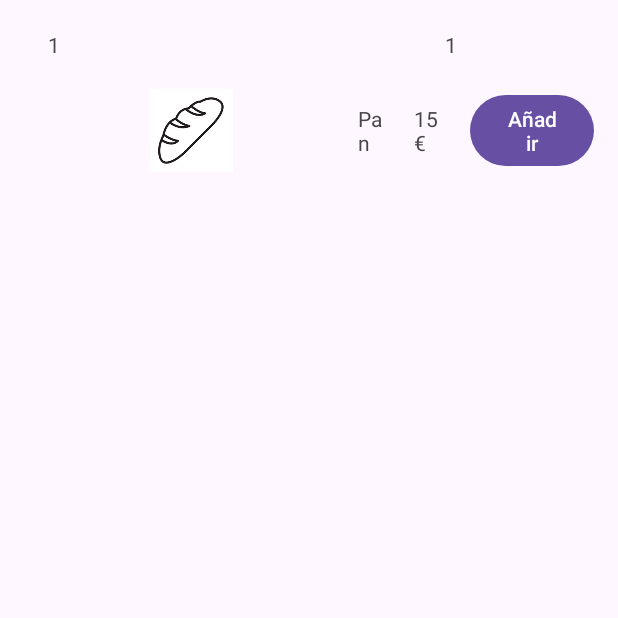
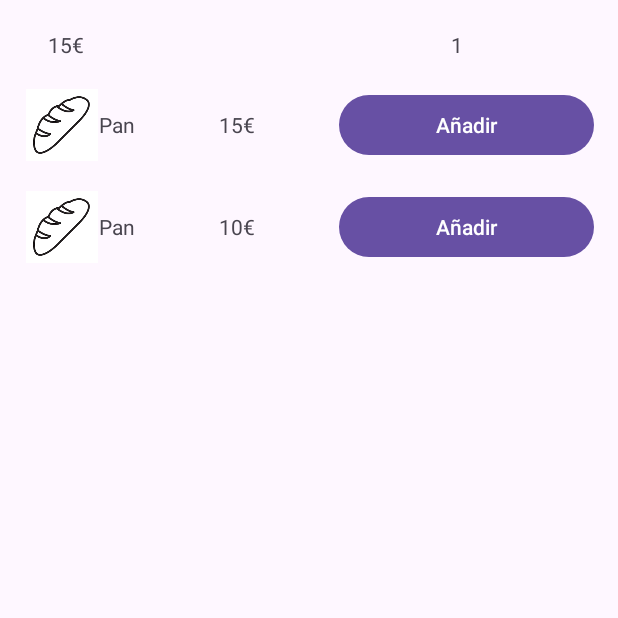
Before and after one commit to alvarohv2021/AppTienda, an Android app: the screen it shows after launch (MainActivity), after a tap on "Añadir", on a phone screen of 412 x 824 dp, the top half of it. Run offline under Robolectric (Android 15) with nearby library versions, the phone set to English and light mode, and no system bars.

Commit message:
App tienda completada

```diff
--- a/app/src/main/java/com/example/apptienda/MainActivity.java
+++ b/app/src/main/java/com/example/apptienda/MainActivity.java
@@ -4,6 +4,7 @@ import androidx.appcompat.app.AppCompatActivity;
 
 import android.os.Bundle;
 import android.view.View;
+import android.view.ViewGroup;
 import android.widget.TextView;
 
 public class MainActivity extends AppCompatActivity {
@@ -15,15 +16,25 @@ public class MainActivity extends AppCompatActivity {
     }
 
     public void añadir(View view) {
-
         TextView viewTotalPrecio = findViewById(R.id.precioTotal);
         TextView viewCantidadTotal = findViewById(R.id.cantidadTotal);
 
-        int totalPrecio = Integer.parseInt(viewTotalPrecio.getText().toString());
+        // Obtener el precio actual del TextView asociado al botón
+        String precioActual = ((TextView) ((ViewGroup) view.getParent()).getChildAt(2)).getText().toString();
+
+        // Eliminar el símbolo de euro (€) y convertir el precio a un número
+        int precioProducto = Integer.parseInt(precioActual.replace("€", ""));
+
+        // Actualizar el total del precio y la cantidad
+        String totalPrecio = viewTotalPrecio.getText().toString();
+        int precioTotalProductos = Integer.parseInt(totalPrecio.replace("€", ""));
         int cantidadTotal = Integer.parseInt(viewCantidadTotal.getText().toString());
 
-        viewTotalPrecio.setText(totalPrecio+1+"");
-        viewCantidadTotal.setText(cantidadTotal+1+"");
+        // Actualizar el total del precio y la cantidad
+        viewTotalPrecio.setText((precioTotalProductos + precioProducto) + "€");
+        // Eliminar el símbolo de euro (€) y convertir el precio a un número
 
+        viewCantidadTotal.setText((cantidadTotal + 1) + "");
     }
+
 }
--- a/app/src/main/res/layout/activity_main.xml
+++ b/app/src/main/res/layout/activity_main.xml
@@ -11,59 +11,58 @@
         android:layout_height="match_parent"
         android:orientation="vertical"
         android:paddingLeft="16dp"
-        android:paddingRight="16dp"
-        >
+        android:paddingRight="16dp">
 
         <LinearLayout
             android:layout_width="match_parent"
             android:layout_height="wrap_content"
-            android:orientation="horizontal"
-            android:layout_marginTop="20dp">
+            android:layout_marginTop="20dp"
+            android:orientation="horizontal">
 
             <TextView
                 android:id="@+id/precioTotal"
                 android:layout_width="wrap_content"
                 android:layout_height="wrap_content"
+                android:layout_weight="3"
                 android:paddingLeft="16dp"
                 android:paddingRight="16dp"
-                android:layout_weight="3"
                 android:text="0" />
 
             <TextView
                 android:id="@+id/cantidadTotal"
                 android:layout_width="wrap_content"
                 android:layout_height="wrap_content"
+                android:layout_weight="1"
                 android:paddingLeft="16dp"
                 android:paddingRight="16dp"
-                android:layout_weight="1"
-                android:text="0"/>
+                android:text="0" />
         </LinearLayout>
 
         <LinearLayout
             android:layout_width="match_parent"
             android:layout_height="wrap_content"
-            android:orientation="horizontal"
-            android:layout_marginTop="20dp">
+            android:layout_marginTop="20dp"
+            android:orientation="horizontal">
 
             <ImageView
-                android:id="@+id/imageView"
-                android:layout_width="wrap_content"
+                android:layout_width="10dp"
                 android:layout_height="match_parent"
                 android:layout_weight="1"
                 android:src="@drawable/pan" />
-            <TextView
-                android:layout_width="wrap_content"
-                android:layout_height="wrap_content"
-                android:paddingRight="16dp"
-                android:text="Pan"
-                android:layout_weight="1"/>
 
             <TextView
                 android:layout_width="wrap_content"
                 android:layout_height="wrap_content"
+                android:layout_weight="1"
                 android:paddingRight="16dp"
+                android:text="Pan" />
+
+            <TextView
+                android:layout_width="wrap_content"
+                android:layout_height="wrap_content"
                 android:layout_weight="1"
-                android:text="15€"/>
+                android:paddingRight="16dp"
+                android:text="15€" />
 
             <Button
                 android:layout_width="wrap_content"
@@ -73,6 +72,40 @@
                 android:text="Añadir"></Button>
         </LinearLayout>
 
+        <LinearLayout
+            android:layout_width="match_parent"
+            android:layout_height="wrap_content"
+            android:layout_marginTop="20dp"
+            android:orientation="horizontal">
+
+            <ImageView
+                android:layout_width="10dp"
+                android:layout_height="match_parent"
+                android:layout_weight="1"
+                android:src="@drawable/pan" />
+
+            <TextView
+                android:layout_width="wrap_content"
+                android:layout_height="wrap_content"
+                android:layout_weight="1"
+                android:paddingRight="16dp"
+                android:text="Pan" />
+
+            <TextView
+                android:layout_width="wrap_content"
+                android:layout_height="wrap_content"
+                android:layout_weight="1"
+                android:paddingRight="16dp"
+                android:text="10€" />
+
+            <Button
+                android:id="@+id/btnPan"
+                android:layout_width="wrap_content"
+                android:layout_height="wrap_content"
+                android:layout_weight="2"
+                android:onClick="añadir"
+                android:text="Añadir"></Button>
+        </LinearLayout>
 
     </LinearLayout>
 </androidx.constraintlayout.widget.ConstraintLayout>
```
